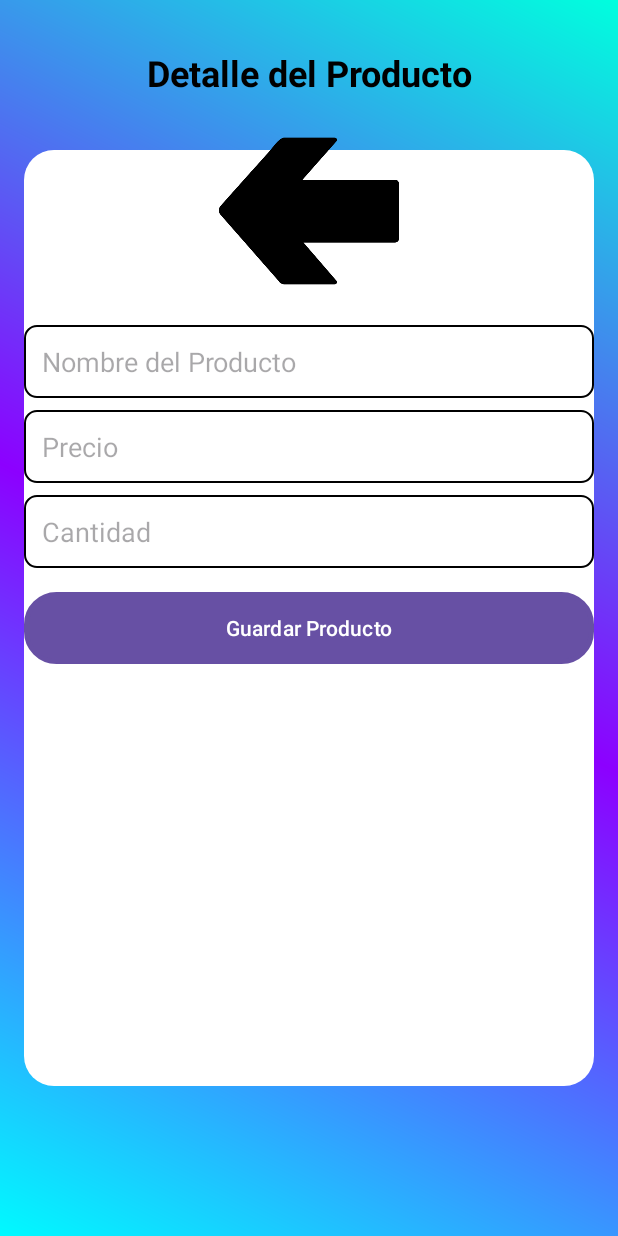
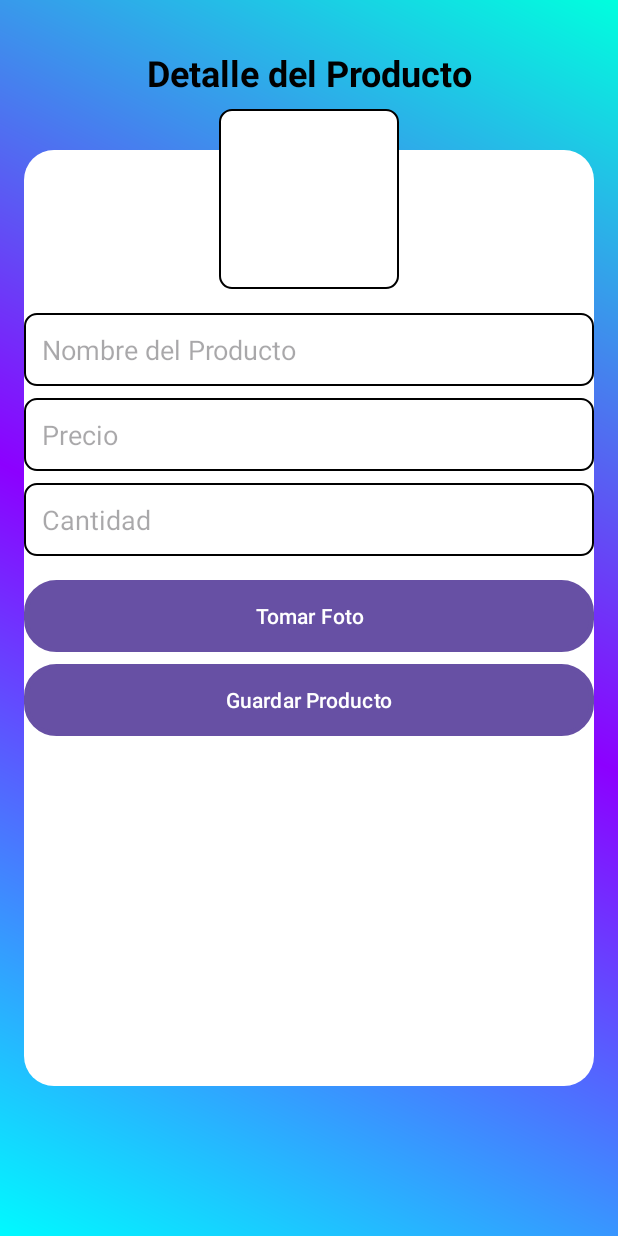
Before and after one commit to YohelRojas/Yoyo-App, an Android app: the ProductoGestion screen opened directly, with no data from a screen before it, after a tap on "Regresar", on a phone screen of 412 x 824 dp. Run offline under Robolectric (Android 15) with nearby library versions, the phone set to English and light mode, and no system bars; 1 statement that could not run was skipped.

Commit message:
Se ajusto el codigo del Producto detalle para poder tomar fotos

```diff
--- a/app/src/main/AndroidManifest.xml
+++ b/app/src/main/AndroidManifest.xml
@@ -24,7 +24,7 @@
 
         <!-- Activities -->
         <activity
-            android:name=".ProductoDetalleActivity" />
+            android:name=".MainActivity" />
 
         <activity
             android:name=".InventarioActivity"
@@ -48,11 +48,11 @@
             android:name=".ProductoGestion"
             android:exported="false" />
         <activity
-            android:name=".MainActivity"
+            android:name=".RegisterUser"
             android:exported="false" />
 
         <!-- Actividad principal -->
-        <activity android:name=".RegisterUser" android:exported="true">
+        <activity android:name=".ProductoDetalleActivity" android:exported="true">
             <intent-filter>
                 <action android:name="android.intent.action.MAIN" />
                 <category android:name="android.intent.category.LAUNCHER" />
--- a/app/src/main/java/cr/ac/utn/com/example/yoyoapp/entities/Producto.kt
+++ b/app/src/main/java/cr/ac/utn/com/example/yoyoapp/entities/Producto.kt
@@ -1,5 +1,6 @@
 package cr.ac.utn.com.example.yoyoapp.entities
 
+import android.graphics.Bitmap
 import java.io.Serializable
 
 data class Producto(
@@ -7,5 +8,5 @@ data class Producto(
     val nombre: String,
     val precio: Double,
     val cantidad: Int,
-    val imagenUri: String?
+    var imagenBitmap: Bitmap? = null
 ) : Serializable
--- /dev/null
+++ b/app/src/main/res/drawable/ic_placeholder_image.xml
@@ -0,0 +1,5 @@
+<vector xmlns:android="http://schemas.android.com/apk/res/android" android:height="24dp" android:tint="#000000" android:viewportHeight="24" android:viewportWidth="24" android:width="24dp">
+
+    <path android:fillColor="@android:color/white" android:pathData="M21,19V5c0,-1.1 -0.9,-2 -2,-2H5c-1.1,0 -2,0.9 -2,2v14c0,1.1 0.9,2 2,2h14c1.1,0 2,-0.9 2,-2zM8.5,13.5l2.5,3.01L14.5,12l4.5,6H5l3.5,-4.5z"/>
+
+</vector>
--- a/app/src/main/res/layout/activity_producto_detalle.xml
+++ b/app/src/main/res/layout/activity_producto_detalle.xml
@@ -28,15 +28,15 @@
         android:id="@+id/ivProducto"
         android:layout_width="120dp"
         android:layout_height="120dp"
-        android:layout_marginTop="16dp"
+        android:layout_marginTop="8dp"
+        android:background="@drawable/rounded_edittext"
         android:contentDescription="Imagen del producto"
         android:scaleType="centerCrop"
-        android:background="@mipmap/ic_back"
-        app:layout_constraintTop_toBottomOf="@id/tvTitulo"
+        app:layout_constraintEnd_toEndOf="parent"
         app:layout_constraintStart_toStartOf="parent"
-        app:layout_constraintEnd_toEndOf="parent" />
+        app:layout_constraintTop_toBottomOf="@id/tvTitulo" />
 
-    <!-- Campos de texto para el nombre, precio y cantidad -->
+    <!-- Nombre del producto -->
     <EditText
         android:id="@+id/etNombre"
         android:layout_width="0dp"
@@ -50,6 +50,7 @@
         app:layout_constraintEnd_toEndOf="parent"
         android:layout_marginTop="16dp" />
 
+    <!-- Precio -->
     <EditText
         android:id="@+id/etPrecio"
         android:layout_width="0dp"
@@ -63,6 +64,7 @@
         app:layout_constraintEnd_toEndOf="parent"
         android:layout_marginTop="8dp" />
 
+    <!-- Cantidad -->
     <EditText
         android:id="@+id/etCantidad"
         android:layout_width="0dp"
@@ -76,16 +78,30 @@
         app:layout_constraintEnd_toEndOf="parent"
         android:layout_marginTop="8dp" />
 
+    <!-- Botón para tomar foto -->
+    <Button
+        android:id="@+id/btnTomarFoto"
+        android:layout_width="0dp"
+        android:layout_height="wrap_content"
+        android:layout_marginTop="16dp"
+        android:background="@drawable/button_guardar"
+        android:text="Tomar Foto"
+        android:textColor="#FFFFFF"
+        app:layout_constraintTop_toBottomOf="@id/etCantidad"
+        app:layout_constraintStart_toStartOf="parent"
+        app:layout_constraintEnd_toEndOf="parent" />
+
     <!-- Botón para guardar producto -->
     <Button
         android:id="@+id/btnGuardar"
         android:layout_width="0dp"
         android:layout_height="wrap_content"
-        android:layout_marginTop="16dp"
+        android:layout_marginTop="8dp"
         android:background="@drawable/button_guardar"
         android:text="Guardar Producto"
         android:textColor="#FFFFFF"
-        app:layout_constraintTop_toBottomOf="@id/etCantidad"
+        app:layout_constraintTop_toBottomOf="@id/btnTomarFoto"
         app:layout_constraintStart_toStartOf="parent"
         app:layout_constraintEnd_toEndOf="parent" />
+
 </androidx.constraintlayout.widget.ConstraintLayout>
```
Also changed, not shown: app/src/main/java/cr/ac/utn/com/example/yoyoapp/MainActivity.kt (+11 -2 lines), app/src/main/java/cr/ac/utn/com/example/yoyoapp/ProductoDetalleActivity.kt (+17 -58 lines), app/src/main/java/cr/ac/utn/com/example/yoyoapp/adapters/CustomAdapter.kt (+8 -2 lines), app/src/main/res/drawable/button_tomar_foto.xml (added, +7 -0 lines), app/src/main/res/layout/activity_producto_gestion.xml (+6 -5 lines).
